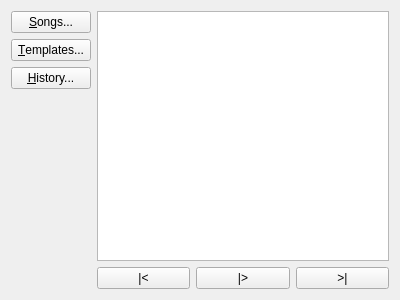
The window that PlayerWindow.ui (madmaxoft/SkauTan) describes before a commit, drawn with Qt 5.
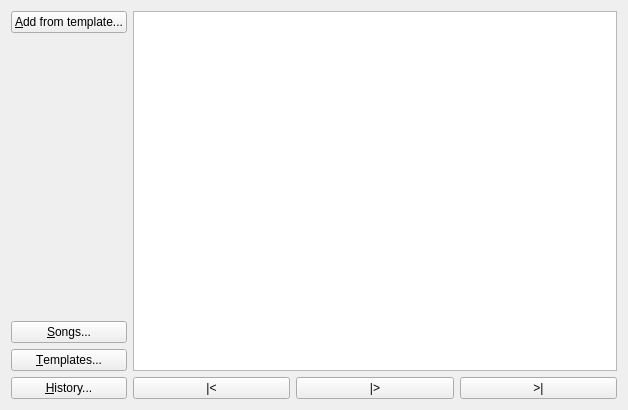
The same window after the commit.

Commit message: Playlist: Implemented adding songs based on a Template.

```diff
--- a/PlayerWindow.ui
+++ b/PlayerWindow.ui
@@ -6,8 +6,8 @@
    <rect>
     <x>0</x>
     <y>0</y>
-    <width>400</width>
-    <height>300</height>
+    <width>628</width>
+    <height>410</height>
    </rect>
   </property>
   <property name="windowTitle">
@@ -18,23 +18,9 @@
     <item>
      <layout class="QVBoxLayout" name="verticalLayout">
       <item>
-       <widget class="QPushButton" name="btnSongs">
+       <widget class="QPushButton" name="btnAddFromTemplate">
         <property name="text">
-         <string>&amp;Songs...</string>
-        </property>
-       </widget>
-      </item>
-      <item>
-       <widget class="QPushButton" name="btnTemplates">
-        <property name="text">
-         <string>&amp;Templates...</string>
-        </property>
-       </widget>
-      </item>
-      <item>
-       <widget class="QPushButton" name="btnHistory">
-        <property name="text">
-         <string>&amp;History...</string>
+         <string>&amp;Add from template...</string>
         </property>
        </widget>
       </item>
@@ -51,6 +37,27 @@
         </property>
        </spacer>
       </item>
+      <item>
+       <widget class="QPushButton" name="btnSongs">
+        <property name="text">
+         <string>&amp;Songs...</string>
+        </property>
+       </widget>
+      </item>
+      <item>
+       <widget class="QPushButton" name="btnTemplates">
+        <property name="text">
+         <string>&amp;Templates...</string>
+        </property>
+       </widget>
+      </item>
+      <item>
+       <widget class="QPushButton" name="btnHistory">
+        <property name="text">
+         <string>&amp;History...</string>
+        </property>
+       </widget>
+      </item>
      </layout>
     </item>
     <item>
```
The commit also changes 9 other files.
